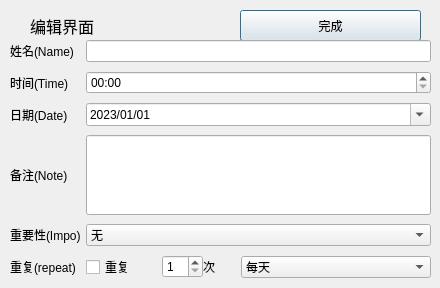
Before: the Qt Designer form editdialog.ui in R-anso/2023226, drawn with Qt 5.
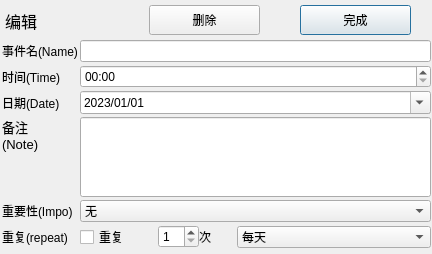
After: the same form once the commit is applied.

```diff
--- a/editdialog.ui
+++ b/editdialog.ui
@@ -6,20 +6,23 @@
    <rect>
     <x>0</x>
     <y>0</y>
-    <width>440</width>
-    <height>288</height>
+    <width>432</width>
+    <height>254</height>
    </rect>
   </property>
   <property name="windowTitle">
-   <string>Dialog</string>
+   <string>编辑</string>
+  </property>
+  <property name="sizeGripEnabled">
+   <bool>false</bool>
   </property>
   <widget class="QPushButton" name="pushButton">
    <property name="geometry">
     <rect>
-     <x>240</x>
-     <y>10</y>
-     <width>181</width>
-     <height>31</height>
+     <x>300</x>
+     <y>5</y>
+     <width>111</width>
+     <height>30</height>
     </rect>
    </property>
    <property name="text">
@@ -29,9 +32,9 @@
   <widget class="QLabel" name="label">
    <property name="geometry">
     <rect>
-     <x>30</x>
-     <y>10</y>
-     <width>161</width>
+     <x>5</x>
+     <y>5</y>
+     <width>131</width>
      <height>31</height>
     </rect>
    </property>
@@ -41,29 +44,35 @@
     </font>
    </property>
    <property name="text">
-    <string>编辑界面</string>
+    <string>编辑</string>
    </property>
   </widget>
   <widget class="QWidget" name="formLayoutWidget">
    <property name="geometry">
     <rect>
-     <x>10</x>
+     <x>0</x>
      <y>40</y>
-     <width>421</width>
-     <height>242</height>
+     <width>431</width>
+     <height>213</height>
     </rect>
    </property>
    <layout class="QFormLayout" name="formLayout">
     <property name="horizontalSpacing">
-     <number>5</number>
+     <number>2</number>
     </property>
     <property name="verticalSpacing">
-     <number>9</number>
+     <number>3</number>
+    </property>
+    <property name="leftMargin">
+     <number>2</number>
+    </property>
+    <property name="bottomMargin">
+     <number>2</number>
     </property>
     <item row="0" column="0">
      <widget class="QLabel" name="nameLabel">
       <property name="text">
-       <string>姓名(Name)</string>
+       <string>事件名(Name)</string>
       </property>
      </widget>
     </item>
@@ -142,8 +151,17 @@
         <height>80</height>
        </size>
       </property>
+      <property name="font">
+       <font>
+        <pointsize>10</pointsize>
+       </font>
+      </property>
       <property name="text">
-       <string>备注(Note)</string>
+       <string>备注
+(Note)</string>
+      </property>
+      <property name="alignment">
+       <set>Qt::AlignLeading|Qt::AlignLeft|Qt::AlignTop</set>
       </property>
      </widget>
     </item>
@@ -155,6 +173,9 @@
         <height>80</height>
        </size>
       </property>
+      <property name="alignment">
+       <set>Qt::AlignLeading|Qt::AlignLeft|Qt::AlignTop</set>
+      </property>
      </widget>
     </item>
     <item row="4" column="0">
@@ -251,6 +272,19 @@
     </item>
    </layout>
   </widget>
+  <widget class="QPushButton" name="pushButton_2">
+   <property name="geometry">
+    <rect>
+     <x>149</x>
+     <y>5</y>
+     <width>111</width>
+     <height>30</height>
+    </rect>
+   </property>
+   <property name="text">
+    <string>删除</string>
+   </property>
+  </widget>
  </widget>
  <resources/>
  <connections/>
```
